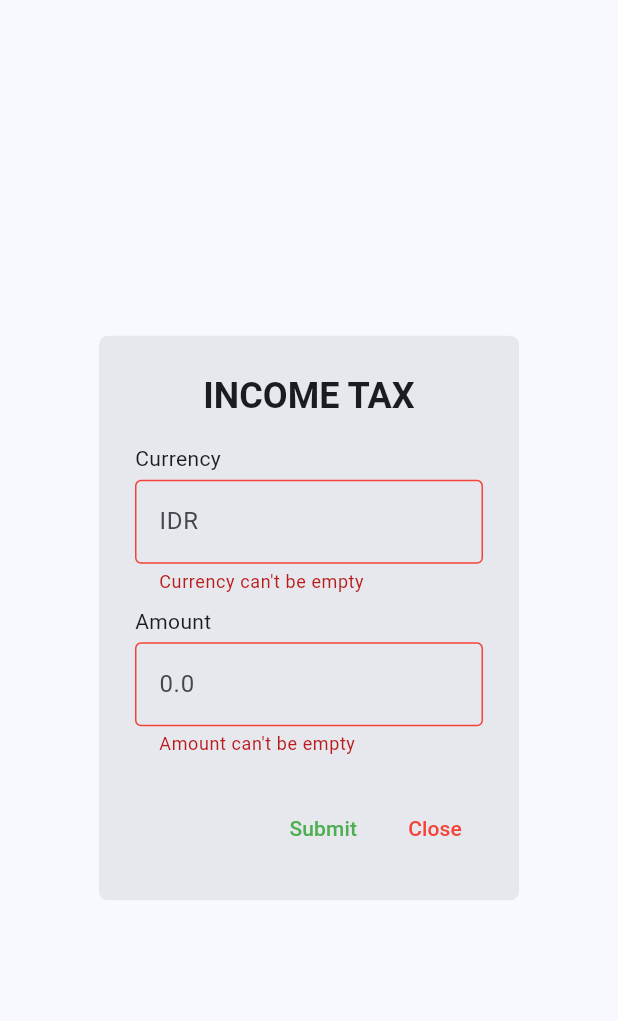
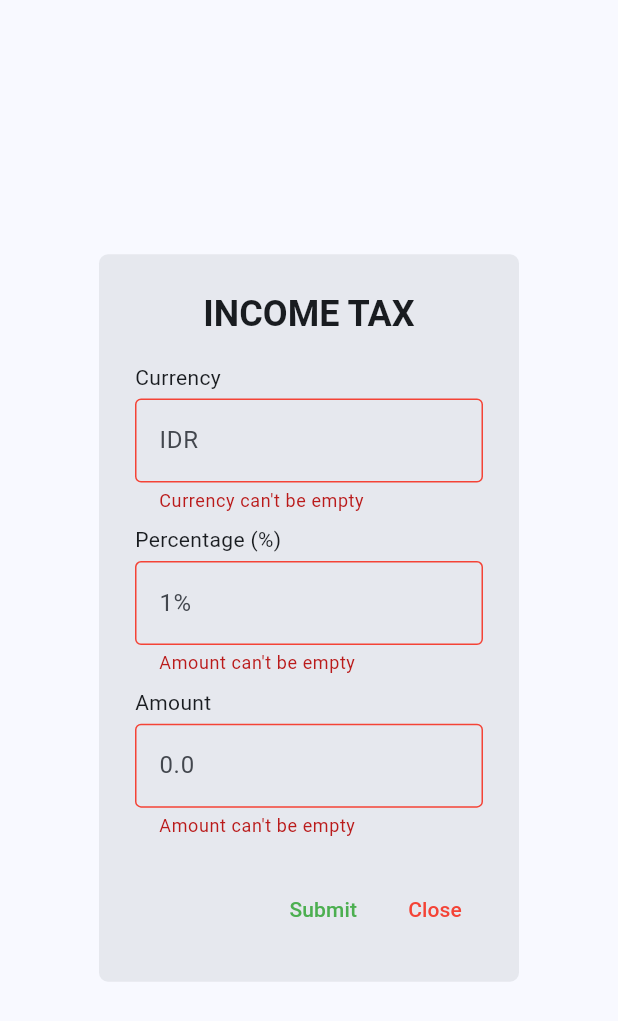
Before and after one commit to RyanPangestu25/iomweb, a Flutter app: the IncomeTax widget shown alone on an empty page, opened directly with empty values, after a tap on "Submit", on a phone screen of 412 x 824 dp. Shown: the top 1021 px of the screen. Run offline on Flutter 3.47's test engine with Material 2 defaults, Android fonts, the phone set to English and light mode, and no system bars; our stand-ins replace connectivity_plus, data_table_2, file_picker, package_info_plus, photo_view, pin_code_fields and 3 more; missing offline and left inert: pattern_formatter, status_alert, store_redirect, syncfusion_flutter_pdfviewer; accounts and stored records are empty; network calls fail.

Commit message:
Update 20-11-2023 (edit, income_tax)

```diff
--- a/lib/widgets/alertdialog/edit.dart
+++ b/lib/widgets/alertdialog/edit.dart
@@ -769,9 +769,9 @@ class _EditState extends State<Edit> {
         .where((data) => data.contains(widget.editItem.last['curr']))
         .toList();
     curr.text = curr1.last;
-    amount.text = NumberFormat.currency(locale: 'id_ID', symbol: '')
+    amount.text = NumberFormat.currency(symbol: '')
         .format(
-            double.parse(widget.editItem.last['amount'].replaceAll(',', '.')))
+            double.parse(widget.editItem.last['amount'].replaceAll(',', '')))
         .toString();
     fileName = attFile.last['filename'];
 
--- a/lib/widgets/alertdialog/income_tax.dart
+++ b/lib/widgets/alertdialog/income_tax.dart
@@ -30,8 +30,15 @@ class _IncomeTaxState extends State<IncomeTax> {
 
   bool loading = false;
   bool isCurr = false;
+  bool isPercent = false;
   List<String> listCurr = [];
+  List<String> listPercent = ['0%', '1.8%', '2.64%'];
   ValueNotifier<List<String>> filteredCurr = ValueNotifier([]);
+  ValueNotifier<List<String>> filteredPer = ValueNotifier([
+    '0%',
+    '1.8%',
+    '2.64%',
+  ]);
 
   TextEditingController curr = TextEditingController();
   TextEditingController percent = TextEditingController();
@@ -45,6 +52,14 @@ class _IncomeTaxState extends State<IncomeTax> {
     setState(() {
       filteredCurr.value = listCurr.where((data) {
         return data.toLowerCase().contains(query.toLowerCase());
+      }).toList();
+    });
+  }
+
+  Future<void> filterPer(String query) async {
+    setState(() {
+      filteredPer.value = listPercent.where((data) {
+        return data.toString().contains(query.toString());
       }).toList();
     });
   }
@@ -171,6 +186,7 @@ class _IncomeTaxState extends State<IncomeTax> {
           '<UpdatePPH xmlns="http://tempuri.org/">' +
           '<NoIOM>${widget.iom.last['noIOM']}</NoIOM>' +
           '<Currency_PPH>${curr.text.substring(0, 3)}</Currency_PPH>' +
+          '<Persentase_PPH>${percent.text}</Persentase_PPH>' +
           '<Biaya_PPH>${amount.text}</Biaya_PPH>' +
           '<server>${widget.iom.last['server']}</server>' +
           '</UpdatePPH>' +
@@ -230,10 +246,7 @@ class _IncomeTaxState extends State<IncomeTax> {
                 " " +
                 NumberFormat.currency(locale: 'id_ID', symbol: '')
                     .format(
-                      double.parse(amount.text
-                          .toString()
-                          .replaceAll('.', '')
-                          .replaceAll(',', '.')),
+                      double.parse(amount.text.toString().replaceAll(',', '')),
                     )
                     .toString());
             Navigator.of(context).pop();
@@ -279,17 +292,36 @@ class _IncomeTaxState extends State<IncomeTax> {
     }
   }
 
+  void countTax() {
+    double iomValue = double.parse(widget.iom.last['biaya']);
+    double percentValue = double.tryParse(this.percent.text) ?? 0.0;
+    double percent = percentValue / 100;
+    double total = 0.0;
+    setState(() {
+      total = iomValue * percent;
+      amount.text = NumberFormat.currency(symbol: '').format(total);
+    });
+  }
+
   @override
   void initState() {
     super.initState();
     WidgetsBinding.instance.addPostFrameCallback((_) async {
       await getCurr();
     });
+
+    percent.addListener(() {
+      countTax();
+    });
   }
 
   @override
   void dispose() {
+    percent.removeListener(() {
+      countTax();
+    });
     curr.dispose();
+    percent.dispose();
     amount.dispose();
     _focusNode.dispose();
     _focusNode1.dispose();
@@ -420,50 +452,98 @@ class _IncomeTaxState extends State<IncomeTax> {
                                   ),
                                 )
                               : const SizedBox.shrink(),
-                          // SizedBox(height: size.height * 0.01),
-                          // const Text("Percentage (%)"),
-                          // SizedBox(height: size.height * 0.005),
-                          // TextFormField(
-                          //   focusNode: _focusNode1,
-                          //   controller: percent,
-                          //   keyboardType: const TextInputType.numberWithOptions(
-                          //     signed: true,
-                          //   ),
-                          //   autovalidateMode:
-                          //       AutovalidateMode.onUserInteraction,
-                          //   autocorrect: false,
-                          //   decoration: const InputDecoration(
-                          //     enabledBorder: OutlineInputBorder(
-                          //       borderSide: BorderSide(width: 2),
-                          //     ),
-                          //     focusedBorder: OutlineInputBorder(
-                          //       borderSide: BorderSide(
-                          //         width: 2,
-                          //         color: Color.fromARGB(255, 4, 88, 156),
-                          //       ),
-                          //     ),
-                          //     errorBorder: OutlineInputBorder(
-                          //       borderSide: BorderSide(
-                          //         width: 1,
-                          //         color: Colors.red,
-                          //       ),
-                          //     ),
-                          //     focusedErrorBorder: OutlineInputBorder(
-                          //       borderSide: BorderSide(
-                          //         width: 1,
-                          //         color: Colors.red,
-                          //       ),
-                          //     ),
-                          //     hintText: '0.0',
-                          //   ),
-                          //   validator: (value) {
-                          //     if (value!.isEmpty) {
-                          //       return "Percentage can't be empty";
-                          //     } else {
-                          //       return null;
-                          //     }
-                          //   },
-                          // ),
+                          SizedBox(height: size.height * 0.01),
+                          const Text("Percentage (%)"),
+                          SizedBox(height: size.height * 0.005),
+                          TextFormField(
+                            focusNode: _focusNode1,
+                            controller: percent,
+                            keyboardType: const TextInputType.numberWithOptions(
+                              signed: true,
+                            ),
+                            autovalidateMode:
+                                AutovalidateMode.onUserInteraction,
+                            autocorrect: false,
+                            decoration: const InputDecoration(
+                              enabledBorder: OutlineInputBorder(
+                                borderSide: BorderSide(width: 2),
+                              ),
+                              focusedBorder: OutlineInputBorder(
+                                borderSide: BorderSide(
+                                  width: 2,
+                                  color: Color.fromARGB(255, 4, 88, 156),
+                                ),
+                              ),
+                              errorBorder: OutlineInputBorder(
+                                borderSide: BorderSide(
+                                  width: 1,
+                                  color: Colors.red,
+                                ),
+                              ),
+                              focusedErrorBorder: OutlineInputBorder(
+                                borderSide: BorderSide(
+                                  width: 1,
+                                  color: Colors.red,
+                                ),
+                              ),
+                              hintText: '1%',
+                              suffixText: '%',
+                            ),
+                            validator: (value) {
+                              if (value!.isEmpty) {
+                                return "Amount can't be empty";
+                              } else {
+                                return null;
+                              }
+                            },
+                            onChanged: (value) {
+                              setState(() {
+                                isPercent = true;
+                              });
+                              filterPer(value);
+                            },
+                            onEditingComplete: () {
+                              setState(() {
+                                isPercent = true;
+                              });
+                              filterPer(curr.text);
+                            },
+                          ),
+                          isPercent
+                              ? SizedBox(
+                                  height: filteredPer.value.isEmpty
+                                      ? size.height * 0
+                                      : filteredPer.value.length < 3
+                                          ? ((MediaQuery.of(context)
+                                                              .textScaleFactor *
+                                                          14 +
+                                                      2 * 18) *
+                                                  filteredPer.value.length) +
+                                              2 * size.height * 0.02
+                                          : size.height * 0.2,
+                                  width: size.width,
+                                  child: ListView.builder(
+                                    shrinkWrap: true,
+                                    clipBehavior: Clip.antiAlias,
+                                    itemCount: filteredPer.value.length,
+                                    itemBuilder: (BuildContext context, index) {
+                                      return ListTile(
+                                        title: Text(
+                                          filteredPer.value[index],
+                                        ),
+                                        onTap: () async {
+                                          setState(() {
+                                            percent.text = filteredPer
+                                                .value[index]
+                                                .replaceAll('%', '');
+                                            isPercent = false;
+                                          });
+                                        },
+                                      );
+                                    },
+                                  ),
+                                )
+                              : const SizedBox.shrink(),
                           SizedBox(height: size.height * 0.01),
                           const Text("Amount"),
                           SizedBox(height: size.height * 0.005),
```
